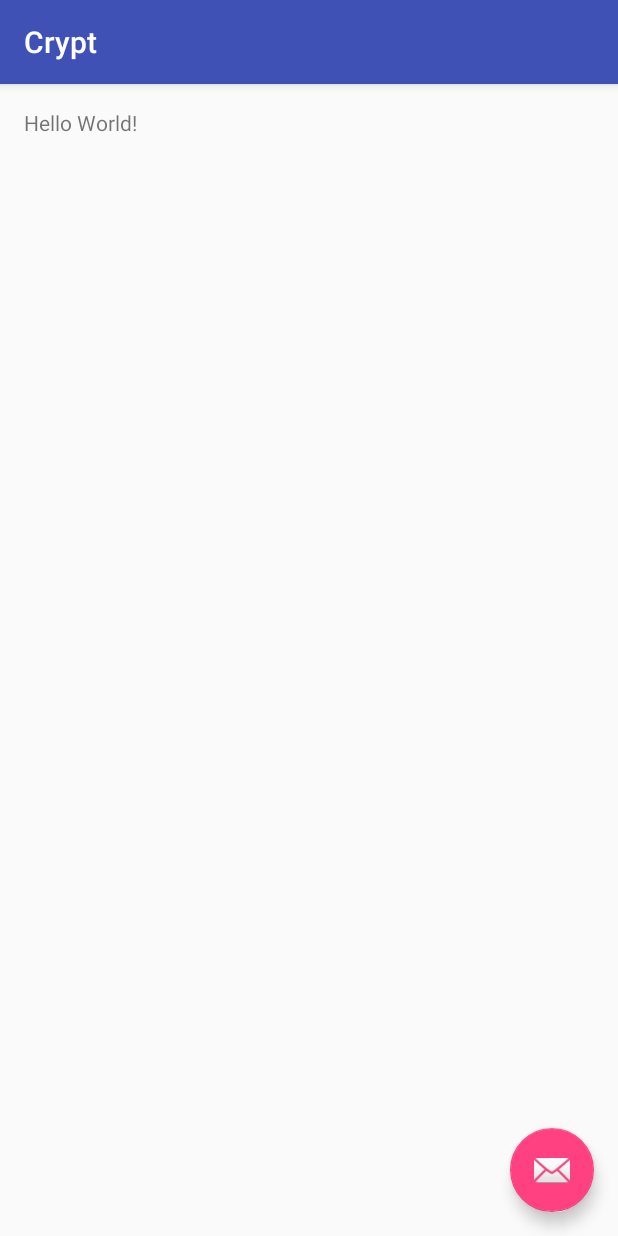
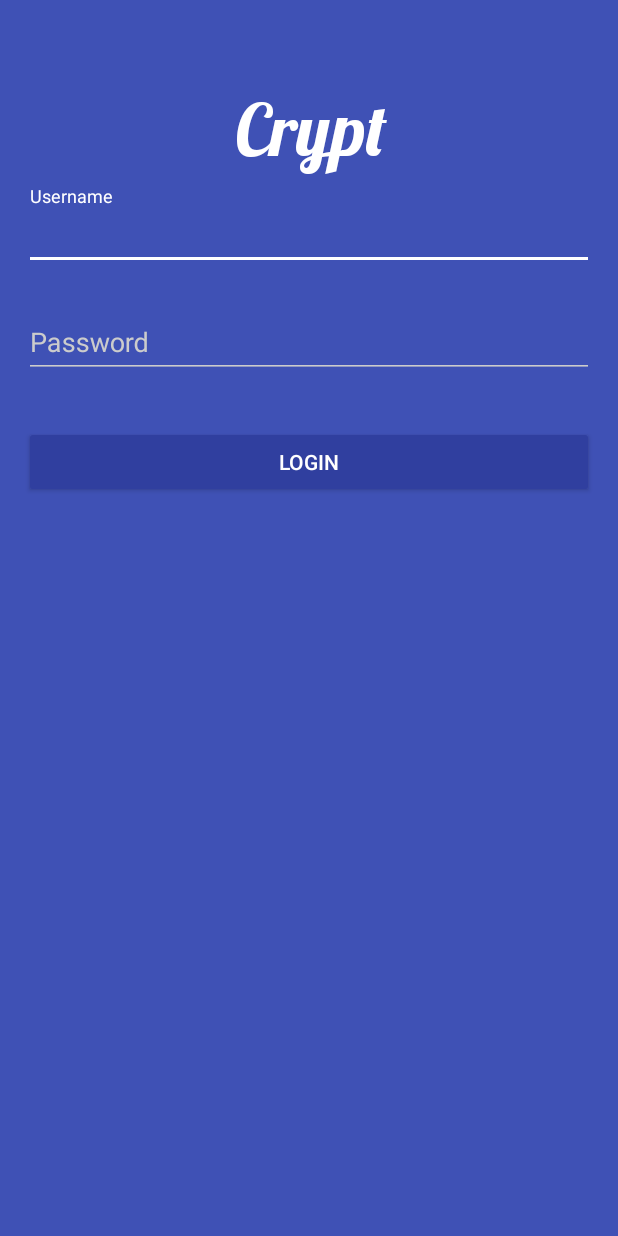
Before and after one commit to prempalsingh/minor_project_ii, an Android app: the screen it shows after launch (MainActivity before the commit, LoginActivity after it), on a phone screen of 412 x 824 dp. Run offline under Robolectric (Android 15) with nearby library versions, the phone set to English and light mode, and no system bars.

Commit message:
login ui

```diff
--- a/app/src/main/AndroidManifest.xml
+++ b/app/src/main/AndroidManifest.xml
@@ -11,10 +11,12 @@
         <activity
             android:name=".MainActivity"
             android:label="@string/app_name"
-            android:theme="@style/AppTheme.NoActionBar">
+            android:theme="@style/AppTheme.NoActionBar" />
+        <activity
+            android:name=".LoginActivity"
+            android:theme="@style/AppTheme.NoActionBar.Dark">
             <intent-filter>
                 <action android:name="android.intent.action.MAIN" />
-
                 <category android:name="android.intent.category.LAUNCHER" />
             </intent-filter>
         </activity>
--- /dev/null
+++ b/app/src/main/java/com/prempal/crypt/LoginActivity.java
@@ -0,0 +1,20 @@
+package com.prempal.crypt;
+
+import android.graphics.Typeface;
+import android.os.Bundle;
+import android.support.v7.app.AppCompatActivity;
+import android.widget.TextView;
+
+public class LoginActivity extends AppCompatActivity {
+
+    TextView appName;
+
+    @Override
+    protected void onCreate(Bundle savedInstanceState) {
+        super.onCreate(savedInstanceState);
+        setContentView(R.layout.activity_login);
+        appName = (TextView) findViewById(R.id.tv_app_name);
+        Typeface face = Typeface.createFromAsset(getAssets(), "lobster-two.bold-italic.ttf");
+        appName.setTypeface(face);
+    }
+}
--- /dev/null
+++ b/app/src/main/res/layout/activity_login.xml
@@ -0,0 +1,62 @@
+<?xml version="1.0" encoding="utf-8"?>
+<LinearLayout xmlns:android="http://schemas.android.com/apk/res/android"
+    xmlns:tools="http://schemas.android.com/tools"
+    android:layout_width="match_parent"
+    android:layout_height="match_parent"
+    android:background="@color/colorPrimary"
+    android:orientation="vertical"
+    android:paddingBottom="@dimen/activity_vertical_margin"
+    android:paddingLeft="@dimen/activity_horizontal_margin"
+    android:paddingRight="@dimen/activity_horizontal_margin"
+    android:paddingTop="56dp"
+    tools:context="com.prempal.crypt.LoginActivity">
+
+    <TextView
+        android:id="@+id/tv_app_name"
+        android:layout_width="match_parent"
+        android:layout_height="wrap_content"
+        android:gravity="center"
+        android:text="@string/app_name"
+        android:textSize="48sp" />
+
+    <android.support.design.widget.TextInputLayout
+        android:id="@+id/til_username"
+        android:layout_width="match_parent"
+        android:layout_height="wrap_content"
+        android:layout_marginBottom="8dp"
+        android:layout_marginTop="8dp">
+
+        <android.support.design.widget.TextInputEditText
+            android:id="@+id/et_username"
+            android:layout_width="match_parent"
+            android:layout_height="wrap_content"
+            android:hint="Username" />
+
+    </android.support.design.widget.TextInputLayout>
+
+    <android.support.design.widget.TextInputLayout
+        android:id="@+id/til_password"
+        android:layout_width="match_parent"
+        android:layout_height="wrap_content"
+        android:layout_marginBottom="8dp"
+        android:layout_marginTop="8dp">
+
+        <android.support.design.widget.TextInputEditText
+            android:id="@+id/et_password"
+            android:layout_width="match_parent"
+            android:layout_height="wrap_content"
+            android:hint="Password"
+            android:inputType="textPassword" />
+
+    </android.support.design.widget.TextInputLayout>
+
+    <Button
+        android:id="@+id/btn_login"
+        android:layout_width="match_parent"
+        android:layout_height="wrap_content"
+        android:layout_marginBottom="24dp"
+        android:layout_marginTop="24dp"
+        android:padding="12dp"
+        android:text="Login" />
+
+</LinearLayout>
--- a/app/src/main/res/values/colors.xml
+++ b/app/src/main/res/values/colors.xml
@@ -3,4 +3,6 @@
     <color name="colorPrimary">#3F51B5</color>
     <color name="colorPrimaryDark">#303F9F</color>
     <color name="colorAccent">#FF4081</color>
+    <color name="iron">#CCCCCC</color>
+    <color name="white">#FFFFFF</color>
 </resources>
--- a/app/src/main/res/values/styles.xml
+++ b/app/src/main/res/values/styles.xml
@@ -13,6 +13,18 @@
         <item name="windowNoTitle">true</item>
     </style>
 
+    <style name="AppTheme.NoActionBar.Dark">
+        <item name="colorControlNormal">@color/iron</item>
+        <item name="colorControlActivated">@color/white</item>
+        <item name="colorControlHighlight">@color/white</item>
+        <item name="android:textColorHint">@color/iron</item>
+
+        <item name="colorButtonNormal">@color/colorPrimaryDark</item>
+        <item name="android:colorButtonNormal">@color/colorPrimaryDark</item>
+        <item name="android:textColor">@color/white</item>
+        <item name="android:editTextColor">@color/white</item>
+    </style>
+
     <style name="AppTheme.AppBarOverlay" parent="ThemeOverlay.AppCompat.Dark.ActionBar" />
 
     <style name="AppTheme.PopupOverlay" parent="ThemeOverlay.AppCompat.Light" />
```
Also changed, not shown: app/src/main/assets/lobster-two.bold-italic.ttf (added).
